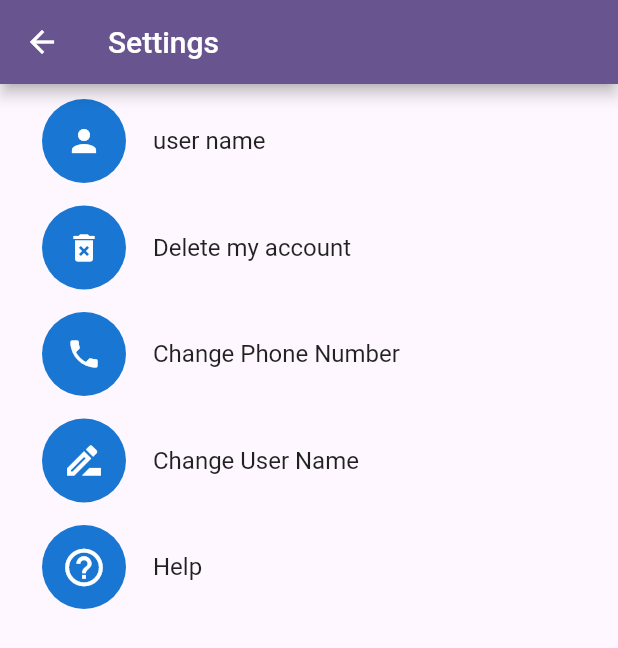
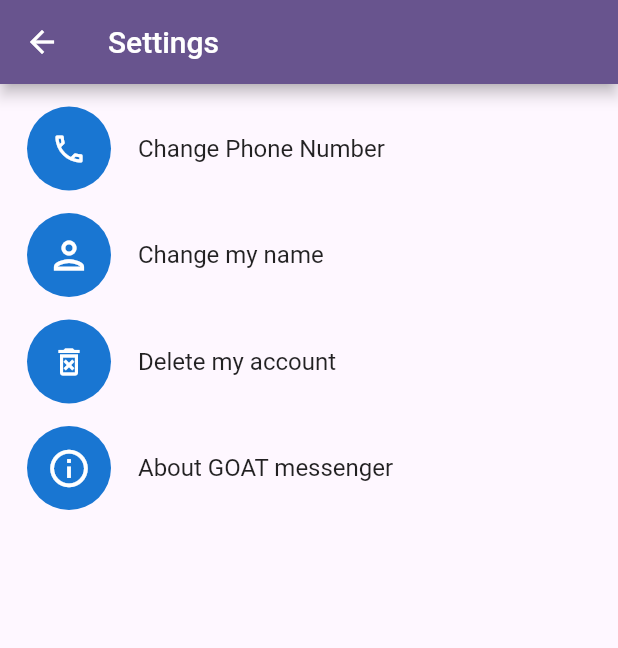
Before and after one commit to bnElmookhtar/chat_demo, a Flutter app: the Settings screen opened directly, on a phone screen of 412 x 824 dp. Shown: the top 648 px of the screen. Run offline on Flutter 3.47's test engine with Material 2 defaults, Android fonts, the phone set to English and light mode, and no system bars; project files that could hold a hidden picture were left out.

Commit message:
cleaner code

```diff
--- a/lib/screens/settings/settings.dart
+++ b/lib/screens/settings/settings.dart
@@ -18,25 +18,38 @@ class _SettingsState extends State<Settings> {
       appBar: AppBar(
         title: Text("Settings"),
       ),
-      body: Padding(
-        padding: const EdgeInsets.all(10.0),
+      body: Container(
         child: Column(
           mainAxisAlignment: MainAxisAlignment.start,
           children: [
+            defualtVersticalSizedBox(height: 15.0),
             ListTile(
-              title: Text("user name"),
+              title: Text("Change Phone Number"),
               leading: const CircleAvatar(
                 radius: 30.0,
-                child: Icon(Icons.person),
+                child: Icon(Icons.phone_outlined),
               ),
-              onTap: () {},
+              onTap: () {
+                Navigator.push(context, MaterialPageRoute(builder: (builder)=>ChangePhone(),),);
+              },
+            ),
+            defualtVersticalSizedBox(height: 15.0),
+            ListTile(
+              title: Text("Change my name"),
+              leading: const CircleAvatar(
+                radius: 30.0,
+                child: Icon(Icons.person_outlined,size: 30,),
+              ),
+              onTap: (){
+                Navigator.push(context, MaterialPageRoute(builder: (builder)=>ChangeName(),),);
+              },
             ),
             defualtVersticalSizedBox(height: 15.0),
             ListTile(
               title: Text("Delete my account"),
               leading: const CircleAvatar(
                 radius: 30.0,
-                child: Icon(Icons.delete_forever),
+                child: Icon(Icons.delete_forever_outlined),
               ),
               onTap: () {
                 //sql function to delete account without any warning
@@ -48,32 +61,10 @@ class _SettingsState extends State<Settings> {
             ),
             defualtVersticalSizedBox(height: 15.0),
             ListTile(
-              title: Text("Change Phone Number"),
+              title: Text("About GOAT messenger"),
               leading: const CircleAvatar(
                 radius: 30.0,
-                child: Icon(Icons.phone),
-              ),
-              onTap: () {
-                Navigator.push(context, MaterialPageRoute(builder: (builder)=>ChangePhone(),),);
-              },
-            ),
-            defualtVersticalSizedBox(height: 15.0),
-            ListTile(
-              title: Text("Change User Name"),
-              leading: const CircleAvatar(
-                radius: 30.0,
-                child: Icon(Icons.drive_file_rename_outline_outlined,size: 30,),
-              ),
-              onTap: (){
-                Navigator.push(context, MaterialPageRoute(builder: (builder)=>ChangeName(),),);
-              },
-            ),
-            defualtVersticalSizedBox(height: 15.0),
-            ListTile(
-              title: Text("Help"),
-              leading: const CircleAvatar(
-                radius: 30.0,
-                child: Icon(Icons.help_outline_outlined,size: 30,),
+                child: Icon(Icons.info_outlined,size: 30,),
               ),
               onTap: (){ScaffoldMessenger.of(context).showSnackBar(SnackBar(content: Text("I cant help you ")));},
             ),
```
